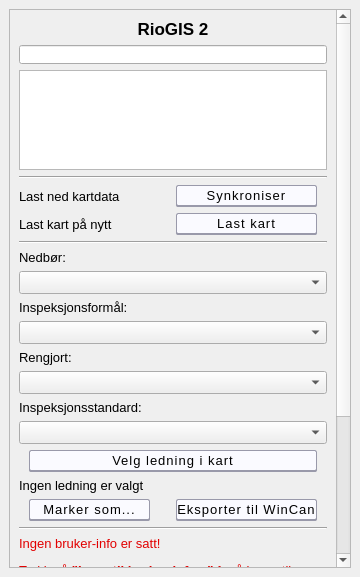
vavpp/riogisoffline, file riogisoffline/dialog/riogis_dockwidget.ui: the form before one commit.
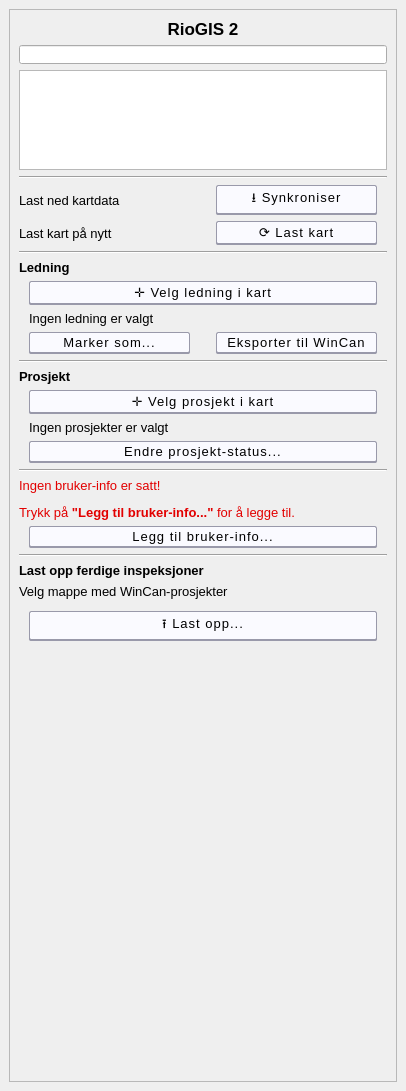
The form after the commit. Custom widgets are drawn as their Qt base class.

Commit message: Add project selection, project status change, export in dialog

The edit to the form file:
```diff
--- a/riogisoffline/dialog/riogis_dockwidget.ui
+++ b/riogisoffline/dialog/riogis_dockwidget.ui
@@ -6,8 +6,8 @@
    <rect>
     <x>0</x>
     <y>0</y>
-    <width>360</width>
-    <height>577</height>
+    <width>406</width>
+    <height>1091</height>
    </rect>
   </property>
   <property name="minimumSize">
@@ -72,62 +72,42 @@
         <rect>
          <x>0</x>
          <y>0</y>
-         <width>323</width>
-         <height>804</height>
+         <width>386</width>
+         <height>1047</height>
         </rect>
        </property>
        <layout class="QGridLayout" name="gridLayout">
-        <item row="13" column="0" colspan="2">
-         <widget class="QLabel" name="lblSelectPurpose">
+        <item row="27" column="0">
+         <widget class="QLabel" name="label_2">
           <property name="text">
-           <string>Inspeksjonsformål:</string>
+           <string>&lt;html&gt;&lt;head/&gt;&lt;body&gt;&lt;p&gt;&lt;span style=&quot; font-weight:600;&quot;&gt;Prosjekt&lt;/span&gt;&lt;/p&gt;&lt;/body&gt;&lt;/html&gt;</string>
           </property>
          </widget>
         </item>
-        <item row="31" column="0" colspan="2">
-         <widget class="QLabel" name="textLedningValgt">
-          <property name="text">
-           <string>Ingen ledning er valgt</string>
-          </property>
-          <property name="wordWrap">
-           <bool>true</bool>
-          </property>
-         </widget>
-        </item>
-        <item row="37" column="0" colspan="2">
-         <widget class="QPushButton" name="btnSelectSettingsFile">
+        <item row="28" column="0" colspan="2">
+         <widget class="QPushButton" name="btnSelectProject">
           <property name="cursor">
            <cursorShape>PointingHandCursor</cursorShape>
           </property>
           <property name="text">
            <string>Legg til bruker-info...</string>
           </property>
-         </widget>
-        </item>
-        <item row="32" column="0">
-         <widget class="QPushButton" name="btnMarker">
-          <property name="cursor">
-           <cursorShape>PointingHandCursor</cursorShape>
+          <property name="toolTipDuration">
+           <number>-1</number>
           </property>
           <property name="text">
-           <string>Marker som...</string>
+           <string>✛ Velg prosjekt i kart</string>
           </property>
          </widget>
         </item>
-        <item row="16" column="0" colspan="2">
-         <widget class="QComboBox" name="cmbSelectPrewashed"/>
-        </item>
-        <item row="11" column="0" colspan="2">
-         <widget class="QLabel" name="lblSelectWeather">
+        <item row="11" column="0">
+         <widget class="QLabel" name="label">
           <property name="text">
-           <string>Nedbør:</string>
+           <string>&lt;html&gt;&lt;head/&gt;&lt;body&gt;&lt;p&gt;&lt;span style=&quot; font-weight:600;&quot;&gt;Ledning&lt;/span&gt;&lt;/p&gt;&lt;/body&gt;&lt;/html&gt;</string>
           </property>
          </widget>
         </item>
-        <item row="12" column="0" colspan="2">
-         <widget class="QComboBox" name="cmbSelectWeather"/>
-        </item>
-        <item row="47" column="0" colspan="2">
+        <item row="43" column="0" colspan="2">
          <spacer name="horizontalSpacer">
           <property name="orientation">
            <enum>Qt::Horizontal</enum>
@@ -140,7 +120,21 @@
           </property>
          </spacer>
         </item>
-        <item row="46" column="1">
+        <item row="7" column="0">
+         <widget class="QLabel" name="label_3">
+          <property name="text">
+           <string>Last ned kartdata</string>
+          </property>
+         </widget>
+        </item>
+        <item row="3" column="0" colspan="2">
+         <widget class="Line" name="line_4">
+          <property name="orientation">
+           <enum>Qt::Horizontal</enum>
+          </property>
+         </widget>
+        </item>
+        <item row="42" column="1">
          <spacer name="verticalSpacer">
           <property name="orientation">
            <enum>Qt::Vertical</enum>
@@ -153,75 +147,74 @@
           </property>
          </spacer>
         </item>
-        <item row="17" column="0" colspan="2">
-         <widget class="QLabel" name="lblSelectStandard">
-          <property name="text">
-           <string>Inspeksjonsstandard:</string>
-          </property>
-         </widget>
-        </item>
-        <item row="15" column="0" colspan="2">
-         <widget class="QLabel" name="lblSelectCleaned">
-          <property name="text">
-           <string>Rengjort:</string>
-          </property>
-         </widget>
-        </item>
-        <item row="10" column="0" colspan="2">
-         <widget class="Line" name="line_2">
-          <property name="orientation">
-           <enum>Qt::Horizontal</enum>
-          </property>
-         </widget>
-        </item>
-        <item row="39" column="0" colspan="2">
-         <widget class="Line" name="line_3">
-          <property name="orientation">
-           <enum>Qt::Horizontal</enum>
-          </property>
-         </widget>
-        </item>
-        <item row="7" column="1">
-         <widget class="QPushButton" name="btnSync">
+        <item row="25" column="1">
+         <widget class="QPushButton" name="btnEksport">
           <property name="cursor">
            <cursorShape>PointingHandCursor</cursorShape>
           </property>
           <property name="text">
-           <string>Synkroniser</string>
+           <string>Eksporter til WinCan</string>
           </property>
          </widget>
         </item>
-        <item row="36" column="0" colspan="2">
-         <widget class="QLabel" name="textBrukerInfo">
-          <property name="text">
-           <string>&lt;html&gt;&lt;head/&gt;&lt;body&gt;&lt;p&gt;&lt;span style=&quot; color:#e20000;&quot;&gt;Ingen bruker-info er satt! &lt;/span&gt;&lt;/p&gt;&lt;p&gt;&lt;span style=&quot; color:#e20000;&quot;&gt;Trykk på &lt;/span&gt;&lt;span style=&quot; font-weight:600; color:#e20000;&quot;&gt;&amp;quot;Legg til bruker-info...&amp;quot;&lt;/span&gt;&lt;span style=&quot; color:#e20000;&quot;&gt; for å legge til. &lt;/span&gt;&lt;/p&gt;&lt;/body&gt;&lt;/html&gt;</string>
-          </property>
-          <property name="wordWrap">
-           <bool>true</bool>
-          </property>
-         </widget>
-        </item>
-        <item row="7" column="0">
-         <widget class="QLabel" name="label_3">
-          <property name="text">
-           <string>Last ned kartdata</string>
-          </property>
-         </widget>
-        </item>
-        <item row="0" column="0" colspan="2">
-         <widget class="QLabel" name="label_6">
-          <property name="text">
-           <string>&lt;html&gt;&lt;head/&gt;&lt;body&gt;&lt;p align=&quot;center&quot;&gt;&lt;span style=&quot; font-size:13pt; font-weight:600;&quot;&gt;RioGIS 2&lt;/span&gt;&lt;/p&gt;&lt;/body&gt;&lt;/html&gt;</string>
-          </property>
-         </widget>
-        </item>
-        <item row="44" column="0" colspan="2">
+        <item row="40" column="0" colspan="2">
          <widget class="QgsFileWidget" name="selectUploadDir">
           <property name="storageMode">
            <enum>QgsFileWidget::GetDirectory</enum>
           </property>
          </widget>
         </item>
+        <item row="26" column="0" colspan="2">
+         <widget class="Line" name="line_5">
+          <property name="orientation">
+           <enum>Qt::Horizontal</enum>
+          </property>
+         </widget>
+        </item>
+        <item row="33" column="0" colspan="2">
+         <widget class="QPushButton" name="btnSelectSettingsFile">
+          <property name="cursor">
+           <cursorShape>PointingHandCursor</cursorShape>
+          </property>
+          <property name="text">
+           <string>Legg til bruker-info...</string>
+          </property>
+         </widget>
+        </item>
+        <item row="36" column="0" colspan="2">
+         <widget class="QLabel" name="label_7">
+          <property name="text">
+           <string>&lt;html&gt;&lt;head/&gt;&lt;body&gt;&lt;p align=&quot;left&quot;&gt;&lt;span style=&quot; font-weight:600;&quot;&gt;Last opp ferdige inspeksjoner&lt;/span&gt;&lt;/p&gt;&lt;/body&gt;&lt;/html&gt;</string>
+          </property>
+         </widget>
+        </item>
+        <item row="37" column="0" colspan="2">
+         <widget class="QLabel" name="label_5">
+          <property name="text">
+           <string>Velg mappe med WinCan-prosjekter</string>
+          </property>
+          <property name="wordWrap">
+           <bool>true</bool>
+          </property>
+         </widget>
+        </item>
+        <item row="7" column="1">
+         <widget class="QPushButton" name="btnSync">
+          <property name="cursor">
+           <cursorShape>PointingHandCursor</cursorShape>
+          </property>
+          <property name="text">
+           <string>⭳ Synkroniser</string>
+          </property>
+         </widget>
+        </item>
+        <item row="31" column="0" colspan="2">
+         <widget class="Line" name="line">
+          <property name="orientation">
+           <enum>Qt::Horizontal</enum>
+          </property>
+         </widget>
+        </item>
         <item row="1" column="0" colspan="2">
          <widget class="QLineEdit" name="searchBox">
           <property name="text">
@@ -229,56 +222,75 @@
           </property>
          </widget>
         </item>
-        <item row="19" column="0" colspan="2">
-         <widget class="QComboBox" name="cmbSelectStandard"/>
-        </item>
-        <item row="22" column="0" colspan="2">
-         <widget class="QPushButton" name="btnSelectMapClick">
-          <property name="cursor">
-           <cursorShape>PointingHandCursor</cursorShape>
-          </property>
-          <property name="styleSheet">
-           <string notr="true"/>
-          </property>
-          <property name="text">
-           <string>Velg ledning i kart</string>
-          </property>
-         </widget>
-        </item>
         <item row="9" column="1">
          <widget class="QPushButton" name="btnReset">
           <property name="cursor">
            <cursorShape>PointingHandCursor</cursorShape>
           </property>
           <property name="text">
-           <string>Last kart</string>
+           <string>⟳ Last kart</string>
           </property>
          </widget>
         </item>
-        <item row="32" column="1">
-         <widget class="QPushButton" name="btnEksport">
-          <property name="cursor">
-           <cursorShape>PointingHandCursor</cursorShape>
-          </property>
-          <property name="text">
-           <string>Eksporter til WinCan</string>
-          </property>
-         </widget>
-        </item>
-        <item row="45" column="0" colspan="2">
+        <item row="41" column="0" colspan="2">
          <widget class="QPushButton" name="btnUpload">
           <property name="cursor">
            <cursorShape>PointingHandCursor</cursorShape>
           </property>
           <property name="text">
-           <string>Last opp...</string>
+           <string>⭱ Last opp...</string>
           </property>
          </widget>
         </item>
-        <item row="3" column="0" colspan="2">
-         <widget class="Line" name="line_4">
-          <property name="orientation">
-           <enum>Qt::Horizontal</enum>
+        <item row="30" column="0" colspan="2">
+         <widget class="QPushButton" name="btnChangeProjectStatus">
+          <property name="cursor">
+           <cursorShape>PointingHandCursor</cursorShape>
+          </property>
+          <property name="text">
+           <string>Endre prosjekt-status...</string>
+          </property>
+         </widget>
+        </item>
+        <item row="29" column="0" colspan="2">
+         <widget class="QLabel" name="textSelectedProject">
+          <property name="frameShape">
+           <enum>QFrame::NoFrame</enum>
+          </property>
+          <property name="frameShadow">
+           <enum>QFrame::Plain</enum>
+          </property>
+          <property name="text">
+           <string>Ingen prosjekter er valgt</string>
+          </property>
+          <property name="wordWrap">
+           <bool>true</bool>
+          </property>
+          <property name="indent">
+           <number>10</number>
+          </property>
+         </widget>
+        </item>
+        <item row="15" column="0" colspan="2">
+         <widget class="QPushButton" name="btnSelectMapClick">
+          <property name="cursor">
+           <cursorShape>PointingHandCursor</cursorShape>
+          </property>
+          <property name="styleSheet">
+           <string notr="true"/>
+          </property>
+          <property name="text">
+           <string>✛ Velg ledning i kart</string>
+          </property>
+         </widget>
+        </item>
+        <item row="25" column="0">
+         <widget class="QPushButton" name="btnMarker">
+          <property name="cursor">
+           <cursorShape>PointingHandCursor</cursorShape>
+          </property>
+          <property name="text">
+           <string>Marker som...</string>
           </property>
          </widget>
         </item>
@@ -289,30 +301,47 @@
           </property>
          </widget>
         </item>
-        <item row="41" column="0" colspan="2">
-         <widget class="QLabel" name="label_5">
-          <property name="text">
-           <string>Velg mappe med WinCan-prosjekter</string>
-          </property>
-          <property name="wordWrap">
-           <bool>true</bool>
+        <item row="10" column="0" colspan="2">
+         <widget class="Line" name="line_2">
+          <property name="orientation">
+           <enum>Qt::Horizontal</enum>
           </property>
          </widget>
         </item>
-        <item row="14" column="0" colspan="2">
-         <widget class="QComboBox" name="cmbSelectPurpose"/>
-        </item>
         <item row="35" column="0" colspan="2">
-         <widget class="Line" name="line">
+         <widget class="Line" name="line_3">
           <property name="orientation">
            <enum>Qt::Horizontal</enum>
           </property>
          </widget>
         </item>
-        <item row="40" column="0" colspan="2">
-         <widget class="QLabel" name="label_7">
+        <item row="32" column="0" colspan="2">
+         <widget class="QLabel" name="textBrukerInfo">
           <property name="text">
-           <string>&lt;html&gt;&lt;head/&gt;&lt;body&gt;&lt;p align=&quot;left&quot;&gt;&lt;span style=&quot; font-weight:600;&quot;&gt;Last opp ferdige inspeksjoner&lt;/span&gt;&lt;/p&gt;&lt;/body&gt;&lt;/html&gt;</string>
+           <string>&lt;html&gt;&lt;head/&gt;&lt;body&gt;&lt;p&gt;&lt;span style=&quot; color:#e20000;&quot;&gt;Ingen bruker-info er satt! &lt;/span&gt;&lt;/p&gt;&lt;p&gt;&lt;span style=&quot; color:#e20000;&quot;&gt;Trykk på &lt;/span&gt;&lt;span style=&quot; font-weight:600; color:#e20000;&quot;&gt;&amp;quot;Legg til bruker-info...&amp;quot;&lt;/span&gt;&lt;span style=&quot; color:#e20000;&quot;&gt; for å legge til. &lt;/span&gt;&lt;/p&gt;&lt;/body&gt;&lt;/html&gt;</string>
+          </property>
+          <property name="wordWrap">
+           <bool>true</bool>
+          </property>
+         </widget>
+        </item>
+        <item row="24" column="0" colspan="2">
+         <widget class="QLabel" name="textLedningValgt">
+          <property name="text">
+           <string>Ingen ledning er valgt</string>
+          </property>
+          <property name="wordWrap">
+           <bool>true</bool>
+          </property>
+          <property name="indent">
+           <number>10</number>
+          </property>
+         </widget>
+        </item>
+        <item row="0" column="0" colspan="2">
+         <widget class="QLabel" name="label_6">
+          <property name="text">
+           <string>&lt;html&gt;&lt;head/&gt;&lt;body&gt;&lt;p align=&quot;center&quot;&gt;&lt;span style=&quot; font-size:13pt; font-weight:600;&quot;&gt;RioGIS 2&lt;/span&gt;&lt;/p&gt;&lt;/body&gt;&lt;/html&gt;</string>
           </property>
          </widget>
         </item>
```
Left out of the diff: 4 changed lines with no effect on the pictures. The commit also changes 14 other files.
